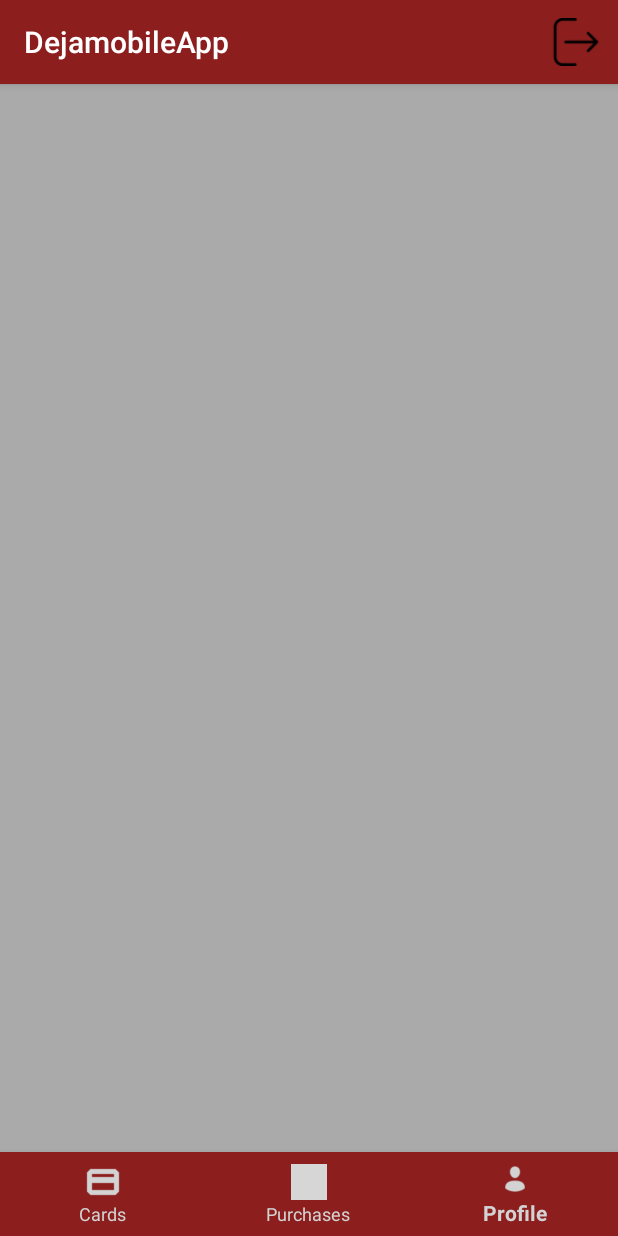
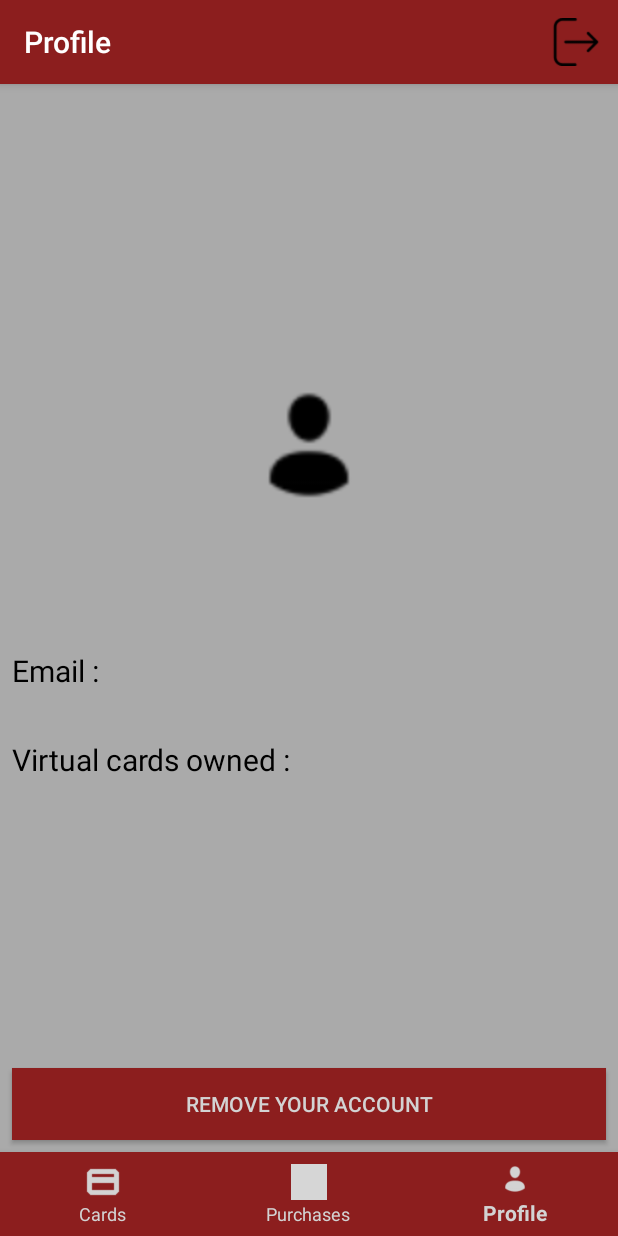
Before and after one commit to simonarnaud/DejamobileApp, an Android app: the PrincipalActivity screen opened directly, with no data from a screen before it, item 3 of the bottom bar chosen, on a phone screen of 412 x 824 dp. Run offline under Robolectric (Android 15) with nearby library versions, the phone set to English and light mode, and no system bars; 8 statements that could not run were skipped; grey boxes are pictures that could not be loaded.

Commit message:
Profile fragment + some bugs fix

```diff
--- a/app/src/main/java/com/example/dejamobileapp/PrincipalActivity.java
+++ /dev/null
@@ -1,86 +0,0 @@
-package com.example.dejamobileapp;
-
-import androidx.annotation.NonNull;
-import androidx.appcompat.app.ActionBar;
-import androidx.appcompat.app.AppCompatActivity;
-import androidx.fragment.app.Fragment;
-import androidx.fragment.app.FragmentTransaction;
-
-import android.os.Bundle;
-import android.view.Menu;
-import android.view.MenuItem;
-
-import com.example.dejamobileapp.fragment.CardListFragment;
-import com.example.dejamobileapp.model.User;
-import com.google.android.material.bottomnavigation.BottomNavigationView;
-
-public class PrincipalActivity extends AppCompatActivity {
-
-    public static final String USER_CODE = "USER_SEND";
-    private ActionBar toolbar;
-    private User user;
-
-    @Override
-    protected void onCreate(Bundle savedInstanceState) {
-        super.onCreate(savedInstanceState);
-        setContentView(R.layout.activity_principal);
-
-        user = (User)getIntent().getSerializableExtra(LoginActivity.USER_SEND_CODE);
-
-        toolbar = getSupportActionBar();
-        BottomNavigationView bottomNavigation = findViewById(R.id.navigation_bar);
-        bottomNavigation.setOnNavigationItemSelectedListener(listener);
-    }
-
-    private BottomNavigationView.OnNavigationItemSelectedListener listener = new BottomNavigationView.OnNavigationItemSelectedListener() {
-        @Override
-        public boolean onNavigationItemSelected(@NonNull MenuItem menuItem) {
-            switch(menuItem.getItemId()) {
-                case R.id.navigation_cards:
-                    toolbar.setTitle("Cards");
-                    CardListFragment fragment = new CardListFragment();
-                    openFragment(fragment);
-                    return true;
-                case R.id.navigation_profil:
-                    return true;
-                case R.id.navigation_purchases:
-                    return true;
-            }
-            return false;
-        }
-    };
-
-    private void openFragment(Fragment fragment) {
-        Bundle bundle = new Bundle();
-        bundle.putSerializable(USER_CODE, user);
-        fragment.setArguments(bundle);
-        FragmentTransaction transaction = getSupportFragmentManager().beginTransaction();
-        transaction.replace(R.id.container, fragment);
-        transaction.addToBackStack(null);
-        transaction.commit();
-    }
-
-    @Override
-    public boolean onCreateOptionsMenu(Menu menu) {
-        getMenuInflater().inflate(R.menu.menu_principal, menu);
-        return true;
-    }
-
-    @Override
-    public boolean onOptionsItemSelected(MenuItem item) {
-        switch (item.getItemId()) {
-            case R.id.menu_logout:
-                finish();
-                return true;
-            case R.id.menu_profil:
-                return true;
-        }
-        return super.onOptionsItemSelected(item);
-    }
-
-    @Override
-    public void onBackPressed() {
-    }
-
-
-}
--- a/app/src/main/java/com/example/dejamobileapp/LoginActivity.java
+++ b/app/src/main/java/com/example/dejamobileapp/activity/LoginActivity.java
@@ -1,4 +1,4 @@
-package com.example.dejamobileapp;
+package com.example.dejamobileapp.activity;
 
 import androidx.appcompat.app.AppCompatActivity;
 import androidx.lifecycle.ViewModelProviders;
@@ -10,6 +10,7 @@ import android.widget.EditText;
 import android.widget.TextView;
 import android.widget.Toast;
 
+import com.example.dejamobileapp.R;
 import com.example.dejamobileapp.model.User;
 import com.example.dejamobileapp.viewmodel.UserViewModel;
 
@@ -40,6 +41,7 @@ public class LoginActivity extends AppCompatActivity {
                 user = userViewModel.tryToLogOn(inputEmail.getText().toString(), inputPassword.getText().toString());
                 if (user != null) {
                     inputEmail.getText().clear();
+                    inputEmail.requestFocus();
                     inputPassword.getText().clear();
                     Intent intent = new Intent(this, PrincipalActivity.class);
                     intent.putExtra(USER_SEND_CODE, user);
--- a/app/src/main/java/com/example/dejamobileapp/NewCardActivity.java
+++ b/app/src/main/java/com/example/dejamobileapp/activity/NewCardActivity.java
@@ -1,4 +1,4 @@
-package com.example.dejamobileapp;
+package com.example.dejamobileapp.activity;
 
 import androidx.appcompat.app.AppCompatActivity;
 
@@ -14,6 +14,7 @@ import android.widget.Button;
 import android.widget.EditText;
 import android.widget.ImageView;
 
+import com.example.dejamobileapp.R;
 import com.example.dejamobileapp.fragment.CardListFragment;
 import com.example.dejamobileapp.model.Card;
 import com.example.dejamobileapp.utils.CardFormatter;
--- /dev/null
+++ b/app/src/main/java/com/example/dejamobileapp/activity/PrincipalActivity.java
@@ -0,0 +1,105 @@
+package com.example.dejamobileapp.activity;
+
+import androidx.appcompat.app.ActionBar;
+import androidx.appcompat.app.AppCompatActivity;
+import androidx.fragment.app.Fragment;
+import androidx.fragment.app.FragmentTransaction;
+
+import android.os.Bundle;
+import android.view.Menu;
+import android.view.MenuItem;
+
+import com.example.dejamobileapp.R;
+import com.example.dejamobileapp.activity.LoginActivity;
+import com.example.dejamobileapp.fragment.CardListFragment;
+import com.example.dejamobileapp.fragment.ProfileFragment;
+import com.example.dejamobileapp.model.User;
+import com.google.android.material.bottomnavigation.BottomNavigationView;
+
+public class PrincipalActivity extends AppCompatActivity {
+
+    public static final String USER_CODE = "USER_SEND";
+
+    public static final String FRAGMENT_PROFILE_TAG = "FRAGMENT_PROFILE";
+    public static final String FRAGMENT_CARDS_TAG = "FRAGMENT_CARDS";
+    public static final String FRAGMENT_PURCHASE_TAG = "FRAGMENT_PURCHASE";
+
+    private ActionBar toolbar;
+    private User user;
+
+    @Override
+    protected void onCreate(Bundle savedInstanceState) {
+        super.onCreate(savedInstanceState);
+        setContentView(R.layout.activity_principal);
+
+        user = (User)getIntent().getSerializableExtra(LoginActivity.USER_SEND_CODE);
+
+        toolbar = getSupportActionBar();
+        BottomNavigationView bottomNavigation = findViewById(R.id.navigation_bar);
+        bottomNavigation.setOnNavigationItemSelectedListener(listener);
+
+        launchCardsFragment();
+    }
+
+    private BottomNavigationView.OnNavigationItemSelectedListener listener = menuItem -> {
+        switch(menuItem.getItemId()) {
+            case R.id.navigation_cards:
+                launchCardsFragment();
+                return true;
+            case R.id.navigation_profil:
+                launchProfileFragment();
+                return true;
+            case R.id.navigation_purchases:
+                launchPurchasesFragment();
+                return true;
+        }
+        return false;
+    };
+
+    private void launchCardsFragment() {
+        toolbar.setTitle(getResources().getString(R.string.menu_cards));
+        CardListFragment fragment = new CardListFragment();
+        openFragment(fragment, FRAGMENT_CARDS_TAG);
+    }
+
+    private void launchPurchasesFragment() {
+        toolbar.setTitle(getResources().getString(R.string.menu_purchases));
+        //PurchaseFragment fragment = new PurchaseFragment();
+        //openFragment(fragment);
+    }
+
+    private void launchProfileFragment() {
+        toolbar.setTitle(getResources().getString(R.string.menu_profile));
+        ProfileFragment fragment = new ProfileFragment();
+        openFragment(fragment, FRAGMENT_PROFILE_TAG);
+    }
+
+    private void openFragment(Fragment fragment, String tag) {
+        Bundle bundle = new Bundle();
+        bundle.putSerializable(USER_CODE, user);
+        fragment.setArguments(bundle);
+        FragmentTransaction transaction = getSupportFragmentManager().beginTransaction();
+        transaction.replace(R.id.container, fragment, tag);
+        transaction.addToBackStack(null);
+        transaction.commit();
+    }
+
+    @Override
+    public boolean onCreateOptionsMenu(Menu menu) {
+        getMenuInflater().inflate(R.menu.menu_principal, menu);
+        return true;
+    }
+
+    @Override
+    public boolean onOptionsItemSelected(MenuItem item) {
+        if (item.getItemId() == R.id.menu_logout) {
+            finish();
+            return true;
+        }
+        return super.onOptionsItemSelected(item);
+    }
+
+    @Override
+    public void onBackPressed() {
+    }
+}
--- /dev/null
+++ b/app/src/main/java/com/example/dejamobileapp/fragment/ProfileFragment.java
@@ -0,0 +1,84 @@
+package com.example.dejamobileapp.fragment;
+
+import android.app.Activity;
+import android.app.AlertDialog;
+import android.content.DialogInterface;
+import android.os.Bundle;
+import android.view.LayoutInflater;
+import android.view.View;
+import android.view.ViewGroup;
+import android.widget.Button;
+import android.widget.TextView;
+
+import com.example.dejamobileapp.activity.PrincipalActivity;
+import com.example.dejamobileapp.R;
+import com.example.dejamobileapp.factory.CardViewModelFactory;
+import com.example.dejamobileapp.model.User;
+import com.example.dejamobileapp.viewmodel.CardViewModel;
+import com.example.dejamobileapp.viewmodel.UserViewModel;
+
+import androidx.annotation.NonNull;
+import androidx.annotation.Nullable;
+import androidx.fragment.app.Fragment;
+import androidx.lifecycle.ViewModelProviders;
+
+public class ProfileFragment extends Fragment {
+
+    private User user;
+
+    private TextView userCardsOwned, userEmail, userName;
+    private Button buttonRemoveAccount;
+    private Activity activity;
+
+    @Nullable
+    @Override
+    public View onCreateView(@NonNull LayoutInflater inflater, @Nullable ViewGroup container, @Nullable Bundle savedInstance) {
+        assert getArguments() != null;
+        user = (User) getArguments().getSerializable(PrincipalActivity.USER_CODE);
+        return inflater.inflate(R.layout.fragment_profile, container, false);
+    }
+
+    @Override
+    public void onViewCreated(@NonNull View view, @Nullable Bundle savedInstanceState) {
+        super.onViewCreated(view, savedInstanceState);
+        activity = getActivity();
+        bindViewItems(view);
+        setItemsText();
+
+        buttonRemoveAccount.setOnClickListener(view1 -> confirmRemoveAccount());
+    }
+
+    private void confirmRemoveAccount() {
+        DialogInterface.OnClickListener dialogClickListener = (dialogInterface, i) -> {
+            if (i == DialogInterface.BUTTON_POSITIVE) {
+                UserViewModel userViewModel = ViewModelProviders.of(this).get(UserViewModel.class);
+                userViewModel.delete(user);
+                activity.finish();
+            }
+        };
+        AlertDialog.Builder builder = new AlertDialog.Builder(activity);
+        builder.setMessage(getResources().getString(R.string.delete_account_confirmation))
+                .setPositiveButton(getResources().getString(R.string.yes), dialogClickListener)
+                .setNegativeButton(getResources().getString(R.string.no), dialogClickListener).show();
+    }
+
+    private void setUserCardsOwnedObserver() {
+        CardViewModelFactory factory = new CardViewModelFactory(activity.getApplication(), user.getUserId());
+        CardViewModel cardViewModel = ViewModelProviders.of(this, factory).get(CardViewModel.class);
+
+        cardViewModel.getCardsByUserId().observe(this, cards -> userCardsOwned.setText(getResources().getString(R.string.cards_owned_end, cards.size())));
+    }
+
+    private void bindViewItems(@NonNull View view) {
+        userCardsOwned = view.findViewById(R.id.user_cards_owned);
+        userEmail = view.findViewById(R.id.user_email);
+        userName = view.findViewById(R.id.user_name);
+        buttonRemoveAccount = view.findViewById(R.id.button_remove_account);
+    }
+
+    private void setItemsText() {
+        userName.setText(user.getCardIdentity());
+        userEmail.setText(user.getEmail());
+        setUserCardsOwnedObserver();
+    }
+}
--- a/app/src/main/java/com/example/dejamobileapp/viewmodel/CardViewModel.java
+++ b/app/src/main/java/com/example/dejamobileapp/viewmodel/CardViewModel.java
@@ -31,5 +31,5 @@ public class CardViewModel extends AndroidViewModel {
    public void deleteAllUserCards(int userId) {cardRepository.deleteAllUserCards(userId);}
    public void update(Card card) {cardRepository.update(card);}
    public Card getCardById(int id) throws ExecutionException, InterruptedException {return cardRepository.getCardById(id);}
-   public LiveData<List<Card>> getCardsByUserId(int id)  {return cards/*cardRepository.getCardsByUserId()*/;}
+   public LiveData<List<Card>> getCardsByUserId()  {return cards;}
  }
--- a/app/src/main/res/layout/activity_login.xml
+++ b/app/src/main/res/layout/activity_login.xml
@@ -4,7 +4,7 @@
     xmlns:tools="http://schemas.android.com/tools"
     android:background="@color/colorPrimary"
     android:layout_width="match_parent"
-    tools:context=".LoginActivity"
+    tools:context=".activity.LoginActivity"
     android:layout_height="match_parent">
 
 <LinearLayout
--- a/app/src/main/res/layout/activity_principal.xml
+++ b/app/src/main/res/layout/activity_principal.xml
@@ -6,7 +6,7 @@
     android:layout_width="match_parent"
     android:layout_height="match_parent"
     android:background="@android:color/darker_gray"
-    tools:context=".PrincipalActivity">
+    tools:context=".activity.PrincipalActivity">
 
     <FrameLayout
         android:layout_width="match_parent"
--- a/app/src/main/res/layout/activity_sign_up.xml
+++ b/app/src/main/res/layout/activity_sign_up.xml
@@ -5,7 +5,7 @@
     android:layout_width="match_parent"
     android:layout_height="match_parent"
     android:background="@color/colorPrimary"
-    tools:context=".SignUpActivity">
+    tools:context=".activity.SignUpActivity">
 
     <LinearLayout
         android:layout_centerInParent="true"
--- /dev/null
+++ b/app/src/main/res/layout/fragment_profile.xml
@@ -0,0 +1,111 @@
+<?xml version="1.0" encoding="utf-8"?>
+<androidx.constraintlayout.widget.ConstraintLayout
+    android:layout_width="match_parent"
+    android:layout_height="match_parent"
+    xmlns:android="http://schemas.android.com/apk/res/android"
+    xmlns:app="http://schemas.android.com/apk/res-auto"
+    android:background="@android:color/darker_gray">
+
+    <LinearLayout
+        android:layout_width="match_parent"
+        android:layout_height="wrap_content"
+        android:orientation="vertical"
+        app:layout_constraintTop_toTopOf="parent"
+        app:layout_constraintBottom_toTopOf="@id/button_remove_account">
+
+        <ImageView
+            android:layout_width="96dp"
+            android:layout_height="96dp"
+            android:src="@drawable/ic_profil"
+            android:id="@+id/profil_image"
+            android:layout_gravity="center"/>
+
+        <TextView
+            android:layout_width="match_parent"
+            android:layout_height="wrap_content"
+            android:id="@+id/user_name"
+            android:textColor="@color/blackTextColor"
+            android:textSize="30sp"
+            android:layout_marginTop="16dp"
+            android:textAlignment="center"/>
+
+        <androidx.constraintlayout.widget.ConstraintLayout
+            android:layout_width="match_parent"
+            android:layout_height="wrap_content"
+            android:layout_marginTop="32dp"
+            android:layout_marginStart="8dp"
+            android:layout_marginEnd="8dp">
+
+            <TextView
+                android:layout_width="wrap_content"
+                android:layout_height="wrap_content"
+                android:textColor="@color/blackTextColor"
+                android:textSize="20sp"
+                android:id="@+id/text_email"
+                app:layout_constraintTop_toTopOf="parent"
+                app:layout_constraintStart_toStartOf="parent"
+                android:text="@string/email_points"/>
+
+            <TextView
+                android:layout_width="wrap_content"
+                android:layout_height="wrap_content"
+                android:layout_marginStart="8dp"
+                android:textColor="@color/blackTextColor"
+                android:id="@+id/user_email"
+                android:textSize="18sp"
+                android:textAlignment="center"
+                app:layout_constraintStart_toEndOf="@id/text_email"
+                app:layout_constraintEnd_toEndOf="parent"
+                app:layout_constraintTop_toTopOf="parent"/>
+
+        </androidx.constraintlayout.widget.ConstraintLayout>
+
+        <androidx.constraintlayout.widget.ConstraintLayout
+            android:layout_width="match_parent"
+            android:layout_height="wrap_content"
+            android:layout_marginTop="32dp"
+            android:layout_marginStart="8dp"
+            android:layout_marginEnd="8dp">
+
+            <TextView
+                android:layout_width="wrap_content"
+                android:layout_height="wrap_content"
+                android:textColor="@color/blackTextColor"
+                android:textSize="20sp"
+                android:id="@+id/text_cards_owned"
+                app:layout_constraintTop_toTopOf="parent"
+                app:layout_constraintStart_toStartOf="parent"
+                android:text="@string/cards_owned"/>
+
+            <TextView
+                android:layout_width="wrap_content"
+                android:layout_height="wrap_content"
+                android:layout_marginStart="8dp"
+                android:textColor="@color/blackTextColor"
+                android:id="@+id/user_cards_owned"
+                android:textSize="18sp"
+                android:textAlignment="center"
+                app:layout_constraintStart_toEndOf="@id/text_cards_owned"
+                app:layout_constraintEnd_toEndOf="parent"
+                app:layout_constraintTop_toTopOf="parent"/>
+
+        </androidx.constraintlayout.widget.ConstraintLayout>
+
+    </LinearLayout>
+
+    <Button
+        android:layout_width="match_parent"
+        android:layout_height="wrap_content"
+        app:layout_constraintStart_toStartOf="parent"
+        app:layout_constraintBottom_toBottomOf="parent"
+        app:layout_constraintEnd_toEndOf="parent"
+        android:id="@+id/button_remove_account"
+        android:layout_marginStart="8dp"
+        android:layout_marginEnd="8dp"
+        android:layout_marginBottom="8dp"
+        android:text="@string/remove_account"
+        android:textColor="@color/textColor"
+        android:background="@color/button_color"/>
+
+
+</androidx.constraintlayout.widget.ConstraintLayout>
--- a/app/src/main/res/values/strings.xml
+++ b/app/src/main/res/values/strings.xml
@@ -16,7 +16,14 @@
     <string name="first_name">First name</string>
     <string name="last_name">Last name</string>
     <string name="email">Email</string>
+    <string name="email_points">Email :</string>
     <string name="password">Password</string>
     <string name="confirm_password">Confirm password</string>
     <string name="sign_up">Sign up</string>
+    <string name="remove_account">Remove your account</string>
+    <string name="cards_owned">Virtual cards owned :</string>
+    <string name="cards_owned_end">%1$d cards owned</string>
+    <string name="delete_account_confirmation">Are you sure to delete your account ?</string>
+    <string name="yes">Yes</string>
+    <string name="no">No</string>
 </resources>
```
Also changed, not shown: app/src/main/AndroidManifest.xml (+4 -4 lines), app/src/main/java/com/example/dejamobileapp/activity/SignUpActivity.java (renamed from app/src/main/java/com/example/dejamobileapp/SignUpActivity.java, +15 -3 lines), app/src/main/java/com/example/dejamobileapp/fragment/CardListFragment.java (+24 -16 lines).
